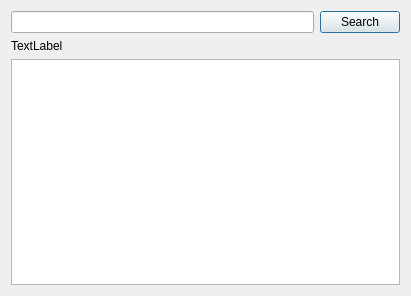
Qt form Gui-Vln-2016/connectiontable.ui (ivark16/Vln-2016) before a commit.
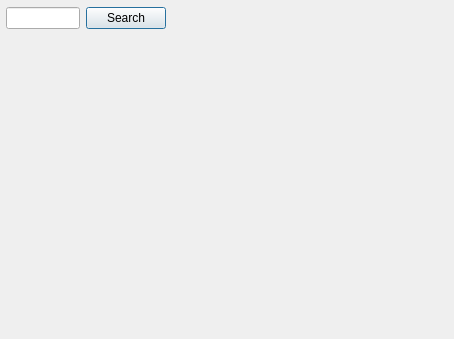
The same form after that commit.

Commit message: Reyna ad gera advanced search

What changed in the file:
```diff
--- a/Gui-Vln-2016/connectiontable.ui
+++ b/Gui-Vln-2016/connectiontable.ui
@@ -6,15 +6,35 @@
    <rect>
     <x>0</x>
     <y>0</y>
-    <width>411</width>
-    <height>296</height>
+    <width>454</width>
+    <height>339</height>
    </rect>
   </property>
   <property name="windowTitle">
    <string>Dialog</string>
   </property>
-  <layout class="QVBoxLayout" name="verticalLayout">
-   <item>
+  <widget class="QLabel" name="labelPixMap">
+   <property name="geometry">
+    <rect>
+     <x>30</x>
+     <y>60</y>
+     <width>351</width>
+     <height>241</height>
+    </rect>
+   </property>
+   <property name="text">
+    <string/>
+   </property>
+  </widget>
+  <widget class="QWidget" name="horizontalLayoutWidget">
+   <property name="geometry">
+    <rect>
+     <x>6</x>
+     <y>6</y>
+     <width>160</width>
+     <height>24</height>
+    </rect>
+   </property>
     <layout class="QHBoxLayout" name="horizontalLayout">
      <item>
       <widget class="QLineEdit" name="lineEditAdvancedSearch"/>
@@ -27,18 +47,7 @@
       </widget>
      </item>
     </layout>
-   </item>
-   <item>
-    <widget class="QLabel" name="labelPixMap">
-     <property name="text">
-      <string>TextLabel</string>
-     </property>
-    </widget>
-   </item>
-   <item>
-    <widget class="QTextBrowser" name="textBrowserAdvancedSearch"/>
-   </item>
-  </layout>
+  </widget>
  </widget>
  <resources/>
  <connections/>
```
Lines whose indentation alone changed are shown as unchanged. The commit also changes 6 other files.
